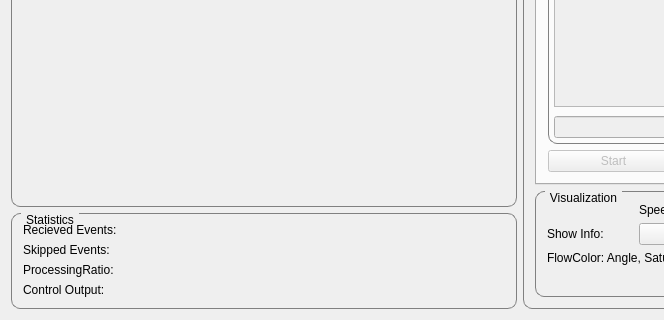
Old version of the form VisInfProc/mainwindow.ui in the repository rottaca/VisInfProcProjectSeminar; both pictures show x 0 to 664 and y 436 to 756 of the 852 by 756 pixel window.
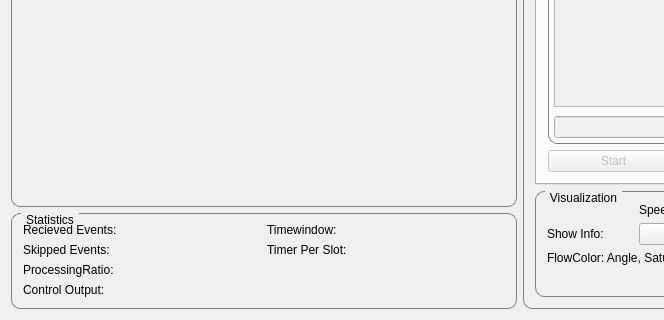
New version of the form. Icons and pictures are not drawn. Custom widgets are drawn as their Qt base class.

```diff
--- a/VisInfProc/mainwindow.ui
+++ b/VisInfProc/mainwindow.ui
@@ -706,10 +706,37 @@
       <property name="title">
        <string>Statistics</string>
       </property>
-      <layout class="QFormLayout" name="formLayout_3">
+      <layout class="QGridLayout" name="gridLayout_7">
        <property name="topMargin">
         <number>9</number>
        </property>
+       <item row="3" column="0">
+        <widget class="QLabel" name="label_11">
+         <property name="text">
+          <string>Control Output:</string>
+         </property>
+        </widget>
+       </item>
+       <item row="3" column="1">
+        <widget class="QLabel" name="l_ctrl_output">
+         <property name="text">
+          <string/>
+         </property>
+        </widget>
+       </item>
+       <item row="1" column="1">
+        <widget class="QLabel" name="l_skip_ev_cnt">
+         <property name="sizePolicy">
+          <sizepolicy hsizetype="Preferred" vsizetype="Preferred">
+           <horstretch>0</horstretch>
+           <verstretch>0</verstretch>
+          </sizepolicy>
+         </property>
+         <property name="text">
+          <string/>
+         </property>
+        </widget>
+       </item>
        <item row="0" column="0">
         <widget class="QLabel" name="l_timestamp_5">
          <property name="sizePolicy">
@@ -736,32 +763,6 @@
          </property>
         </widget>
        </item>
-       <item row="1" column="0">
-        <widget class="QLabel" name="l_timestamp_6">
-         <property name="sizePolicy">
-          <sizepolicy hsizetype="Preferred" vsizetype="Preferred">
-           <horstretch>0</horstretch>
-           <verstretch>0</verstretch>
-          </sizepolicy>
-         </property>
-         <property name="text">
-          <string>Skipped Events:</string>
-         </property>
-        </widget>
-       </item>
-       <item row="1" column="1">
-        <widget class="QLabel" name="l_skip_ev_cnt">
-         <property name="sizePolicy">
-          <sizepolicy hsizetype="Preferred" vsizetype="Preferred">
-           <horstretch>0</horstretch>
-           <verstretch>0</verstretch>
-          </sizepolicy>
-         </property>
-         <property name="text">
-          <string/>
-         </property>
-        </widget>
-       </item>
        <item row="2" column="0">
         <widget class="QLabel" name="l_timestamp_4">
          <property name="sizePolicy">
@@ -775,6 +776,19 @@
          </property>
         </widget>
        </item>
+       <item row="1" column="0">
+        <widget class="QLabel" name="l_timestamp_6">
+         <property name="sizePolicy">
+          <sizepolicy hsizetype="Preferred" vsizetype="Preferred">
+           <horstretch>0</horstretch>
+           <verstretch>0</verstretch>
+          </sizepolicy>
+         </property>
+         <property name="text">
+          <string>Skipped Events:</string>
+         </property>
+        </widget>
+       </item>
        <item row="2" column="1">
         <widget class="QLabel" name="l_proc_ratio">
          <property name="sizePolicy">
@@ -788,15 +802,53 @@
          </property>
         </widget>
        </item>
-       <item row="3" column="0">
-        <widget class="QLabel" name="label_11">
+       <item row="0" column="2">
+        <widget class="QLabel" name="l_timestamp_7">
+         <property name="sizePolicy">
+          <sizepolicy hsizetype="Preferred" vsizetype="Preferred">
+           <horstretch>0</horstretch>
+           <verstretch>0</verstretch>
+          </sizepolicy>
+         </property>
          <property name="text">
-          <string>Control Output:</string>
+          <string>Timewindow:</string>
          </property>
         </widget>
        </item>
-       <item row="3" column="1">
-        <widget class="QLabel" name="l_ctrl_output">
+       <item row="0" column="3">
+        <widget class="QLabel" name="l_timewindow">
+         <property name="sizePolicy">
+          <sizepolicy hsizetype="Preferred" vsizetype="Preferred">
+           <horstretch>0</horstretch>
+           <verstretch>0</verstretch>
+          </sizepolicy>
+         </property>
+         <property name="text">
+          <string/>
+         </property>
+        </widget>
+       </item>
+       <item row="1" column="2">
+        <widget class="QLabel" name="l_timestamp_8">
+         <property name="sizePolicy">
+          <sizepolicy hsizetype="Preferred" vsizetype="Preferred">
+           <horstretch>0</horstretch>
+           <verstretch>0</verstretch>
+          </sizepolicy>
+         </property>
+         <property name="text">
+          <string>Timer Per Slot:</string>
+         </property>
+        </widget>
+       </item>
+       <item row="1" column="3">
+        <widget class="QLabel" name="l_time_per_slot">
+         <property name="sizePolicy">
+          <sizepolicy hsizetype="Preferred" vsizetype="Preferred">
+           <horstretch>0</horstretch>
+           <verstretch>0</verstretch>
+          </sizepolicy>
+         </property>
          <property name="text">
           <string/>
          </property>
```
